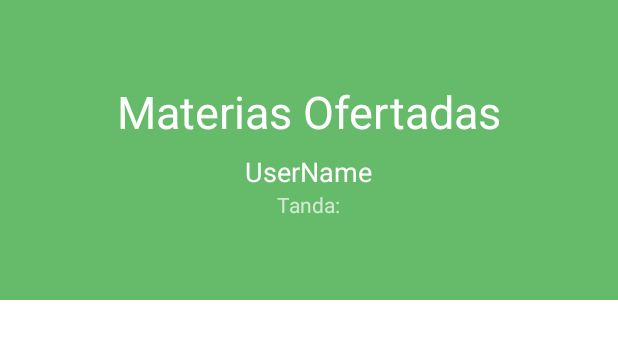
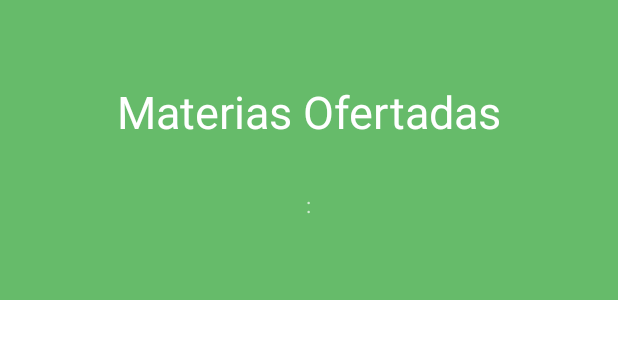
Before and after one commit to sisaza92/MiOfertaUdeAMovil, an Android app: the layout activity_grupo_layout.xml on its own in the app's theme, with its tools: preview values and no code run, on a phone screen of 412 x 824 dp. Shown: the top 339 px of the screen. Run offline under Robolectric (Android 15) with nearby library versions, the phone set to English and light mode, and no system bars.

```diff
--- a/app/src/main/res/layout/activity_grupo_layout.xml
+++ b/app/src/main/res/layout/activity_grupo_layout.xml
@@ -92,19 +92,19 @@ android:fitsSystemWindows="true">
             android:textSize="@dimen/backdrop_title" />
 
         <TextView
-            android:id="@+id/tVOfertaPPName"
+            android:id="@+id/tVImpedimento1"
             android:layout_width="wrap_content"
             android:layout_height="wrap_content"
             android:layout_marginTop="7dp"
-            android:text="UserName"
+            android:text=""
             android:textColor="@android:color/white"
             android:textSize="@dimen/backdrop_subtitle" />
 
         <TextView
-            android:id="@+id/tVTanda"
+            android:id="@+id/tVImpedimento2"
             android:layout_width="wrap_content"
             android:layout_height="wrap_content"
-            android:text="Tanda:"
+            android:text=":"
             android:textColorHighlight="@color/black"
             android:textSize="14dp" />
 
--- a/app/src/main/res/layout/item_grupo.xml
+++ b/app/src/main/res/layout/item_grupo.xml
@@ -14,8 +14,10 @@
         card_view:cardCornerRadius="@dimen/card_album_radius">
 
         <android.support.v7.widget.LinearLayoutCompat
+            android:layout_marginLeft="10dp"
             android:layout_width="match_parent"
-            android:layout_height="wrap_content">
+            android:layout_height="wrap_content"
+            android:padding="10dp">
 
             <android.support.v7.widget.LinearLayoutCompat
                 android:layout_width="match_parent"
```
Also changed, not shown: app/src/main/java/udea/edu/co/miofertaudea/vista/activity/GrupoActivity.java (+6 -1 lines), app/src/main/java/udea/edu/co/miofertaudea/vista/adapter/ProgramaListAdapter.java (+15 -6 lines).
